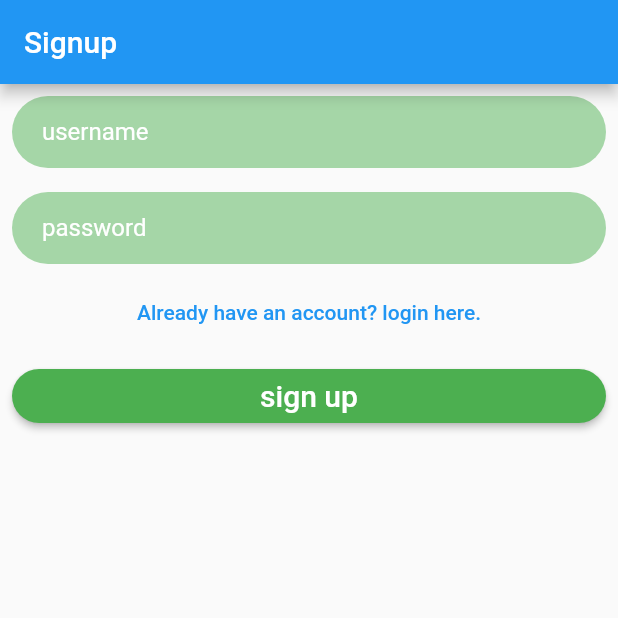
After one commit to jithuraj/flutter_user_account_sample, a Flutter app: the screen it shows after launch, after a tap on "sign up now!", on a phone screen of 412 x 824 dp, the top half of it. The commit adds this screen. Run offline on Flutter 3.47's test engine with Material 2 defaults, Android fonts, the phone set to English and light mode, and no system bars.

Commit message:
login and signup page models are added

```diff
--- a/lib/constants.dart
+++ b/lib/constants.dart
@@ -0,0 +1,4 @@
+//routes
+
+const kLoginPageRoute = '/login';
+const kSignupPageRoute = '/signup';
--- a/lib/main.dart
+++ b/lib/main.dart
@@ -1,6 +1,7 @@
-import 'package:flutter/cupertino.dart';
 import 'package:flutter/material.dart';
-import 'package:user_account_sample/screens/login_screen.dart';
+import 'package:user_account_sample/constants.dart';
+import 'package:user_account_sample/screens/login/login_screen.dart';
+import 'package:user_account_sample/screens/signup/signup_screen.dart';
 
 void main() {
   return runApp(MyApp());
@@ -12,7 +13,11 @@ class MyApp extends StatelessWidget {
   @override
   Widget build(BuildContext context) {
     return MaterialApp(
-      home: LoginScreen(),
+      initialRoute: kLoginPageRoute,
+      routes: {
+        kLoginPageRoute: (context) => LoginScreen(),
+        kSignupPageRoute: (context) => SignupScreen(),
+      },
     );
   }
 }
--- a/lib/screens/login_screen.dart
+++ b/lib/screens/login/login_screen.dart
@@ -1,7 +1,10 @@
 import 'package:flutter/cupertino.dart';
 import 'package:flutter/material.dart';
-import 'package:user_account_sample/screens/widgets/custom_action_button.dart';
-import 'package:user_account_sample/screens/widgets/custom_text_field.dart';
+import 'package:user_account_sample/screens/home/home_screen.dart';
+import 'package:user_account_sample/screens/signup/signup_screen.dart';
+
+import '../../widgets/custom_action_button.dart';
+import '../../widgets/custom_text_field.dart';
 
 class LoginScreen extends StatelessWidget {
   String _username = '';
@@ -24,9 +27,15 @@ class LoginScreen extends StatelessWidget {
               hint: 'password',
               isObscureText: true,
               returnInputValue: getPassword),
+          TextButton(
+              onPressed: () {
+                signUpButtonPressed(context);
+              },
+              child: Text('sign up now!')),
           CustomActionButton(
             buttonText: 'login',
             returnClick: loginButtonPressed,
+            mainPageContext: context,
           ),
         ],
       ),
@@ -35,15 +44,25 @@ class LoginScreen extends StatelessWidget {
 
   void getUsername(String uname) {
     _username = uname;
-    print(_username);
+    // print(_username);
   }
 
   void getPassword(String pass) {
     _password = pass;
-    print(_password);
+    // print(_password);
   }
 
-  void loginButtonPressed() {
-    print('login pressed');
+  void loginButtonPressed(BuildContext context) {
+    // print('login pressed');
+
+    if (_username == 'jithu' && _password == '1234') {
+      Navigator.pushReplacement(
+          context, MaterialPageRoute(builder: (ctx) => HomeScreen()));
+    }
+  }
+
+  void signUpButtonPressed(BuildContext context) {
+    Navigator.pushReplacement(
+        context, MaterialPageRoute(builder: (ctx) => SignupScreen()));
   }
 }
--- /dev/null
+++ b/lib/screens/signup/signup_screen.dart
@@ -0,0 +1,64 @@
+import 'package:flutter/material.dart';
+import 'package:user_account_sample/screens/home/home_screen.dart';
+import 'package:user_account_sample/screens/login/login_screen.dart';
+import '../../widgets/custom_action_button.dart';
+import '../../widgets/custom_text_field.dart';
+
+class SignupScreen extends StatelessWidget {
+  String _username = '';
+  String _password = '';
+
+  @override
+  Widget build(BuildContext context) {
+    return Scaffold(
+      appBar: AppBar(
+        title: Text('Signup'),
+      ),
+      body: Column(
+        crossAxisAlignment: CrossAxisAlignment.stretch,
+        children: [
+          CustomTextField(
+              hint: 'username',
+              isObscureText: false,
+              returnInputValue: getUsername),
+          CustomTextField(
+              hint: 'password',
+              isObscureText: true,
+              returnInputValue: getPassword),
+          TextButton(
+              onPressed: () {
+                loginButtonPressed(context);
+              },
+              child: Text('Already have an account? login here.')),
+          CustomActionButton(
+            buttonText: 'sign up',
+            returnClick: signUpButtonPressed,
+            mainPageContext: context,
+          ),
+        ],
+      ),
+    );
+  }
+
+  void getUsername(String uname) {
+    _username = uname;
+    // print(_username);
+  }
+
+  void getPassword(String pass) {
+    _password = pass;
+    // print(_password);
+  }
+
+  void loginButtonPressed(BuildContext context) {
+    print('login pressed');
+    Navigator.pushReplacement(
+        context, MaterialPageRoute(builder: (ctx) => LoginScreen()));
+  }
+
+  void signUpButtonPressed(BuildContext context) {
+    //store data to db
+    Navigator.pushReplacement(
+        context, MaterialPageRoute(builder: (ctx) => HomeScreen()));
+  }
+}
--- a/lib/screens/widgets/custom_action_button.dart
+++ b/lib/widgets/custom_action_button.dart
@@ -3,8 +3,12 @@ import 'package:flutter/material.dart';
 class CustomActionButton extends StatelessWidget {
   String buttonText;
   Function returnClick;
+  BuildContext mainPageContext;
 
-  CustomActionButton({required this.buttonText, required this.returnClick});
+  CustomActionButton(
+      {required this.buttonText,
+      required this.returnClick,
+      required this.mainPageContext});
 
   @override
   Widget build(BuildContext context) {
@@ -16,7 +20,7 @@ class CustomActionButton extends StatelessWidget {
             shape: MaterialStateProperty.all(RoundedRectangleBorder(
                 borderRadius: BorderRadius.circular(20)))),
         onPressed: () {
-          returnClick();
+          returnClick(mainPageContext);
         },
         child: Text(
           buttonText,
```
Also changed, not shown: lib/screens/home/home_screen.dart (added, +19 -0 lines), lib/widgets/custom_text_field.dart (renamed from lib/screens/widgets/custom_text_field.dart).
